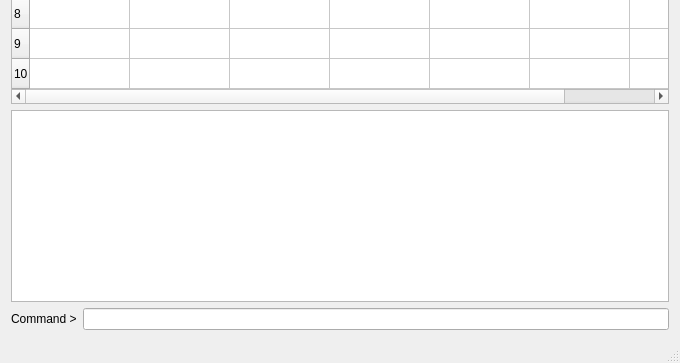
Qt form QtGui/mainwindow.ui (dinosauria123/Koko) before a commit; both pictures show x 0 to 680 and y 307 to 670 of the 680 by 670 pixel window.
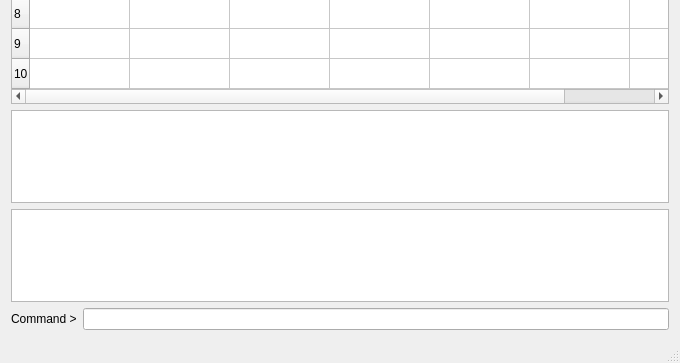
The same form after that commit.

The edit to the form file:
```diff
--- a/QtGui/mainwindow.ui
+++ b/QtGui/mainwindow.ui
@@ -154,6 +154,9 @@
     </item>
     <item row="1" column="0">
      <layout class="QVBoxLayout" name="verticalLayout">
+      <item>
+       <widget class="QTextEdit" name="lensPara"/>
+      </item>
       <item>
        <widget class="QTextEdit" name="msgView">
         <property name="maximumSize">
```
